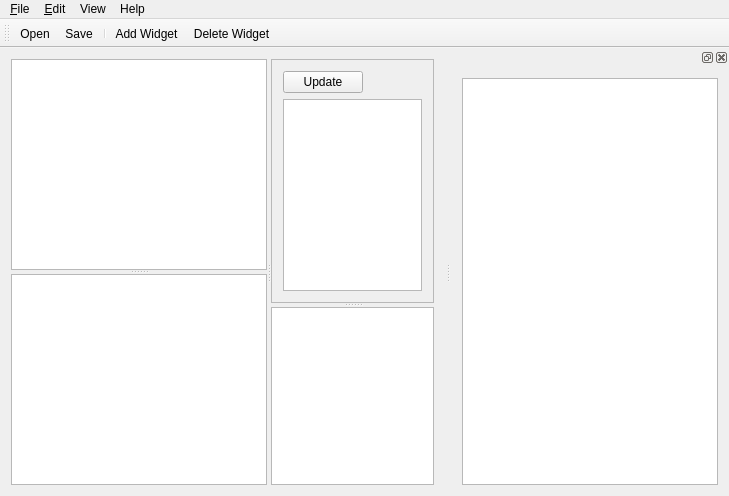
Qt form src/ui/mainwindow.ui (technic/e2designer) before a commit.
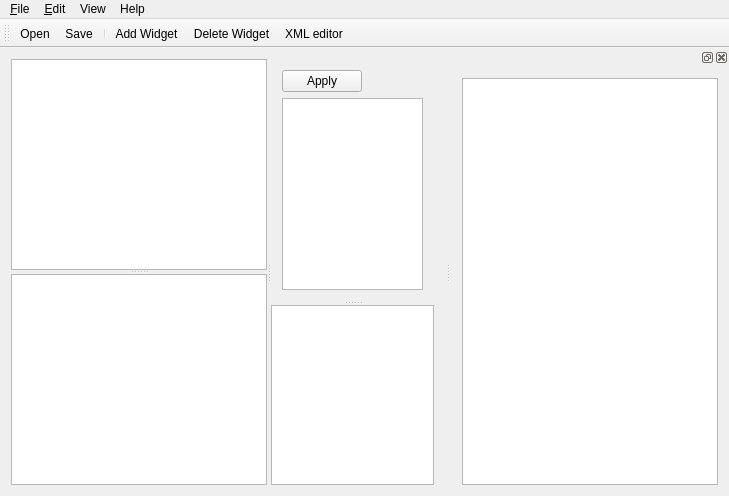
The same form after that commit. Icons and pictures are not drawn. Custom widgets are drawn as their Qt base class.

Commit message: Add tool button to show editor

Diff of the .ui file:
```diff
--- a/src/ui/mainwindow.ui
+++ b/src/ui/mainwindow.ui
@@ -72,7 +72,7 @@
        <property name="sizePolicy">
         <sizepolicy hsizetype="Preferred" vsizetype="Expanding">
          <horstretch>3</horstretch>
-         <verstretch>0</verstretch>
+         <verstretch>1</verstretch>
         </sizepolicy>
        </property>
        <property name="orientation">
@@ -80,20 +80,40 @@
        </property>
        <widget class="QFrame" name="frame">
         <property name="sizePolicy">
-         <sizepolicy hsizetype="Preferred" vsizetype="Preferred">
+         <sizepolicy hsizetype="Preferred" vsizetype="Expanding">
           <horstretch>3</horstretch>
           <verstretch>0</verstretch>
          </sizepolicy>
         </property>
-        <property name="frameShape">
-         <enum>QFrame::StyledPanel</enum>
-        </property>
-        <property name="frameShadow">
-         <enum>QFrame::Raised</enum>
+        <property name="minimumSize">
+         <size>
+          <width>0</width>
+          <height>0</height>
+         </size>
         </property>
         <layout class="QFormLayout" name="formLayout">
+         <item row="0" column="0">
+          <widget class="QPushButton" name="refreshButton">
+           <property name="text">
+            <string>Apply</string>
+           </property>
+          </widget>
+         </item>
          <item row="2" column="0" colspan="2">
-          <widget class="CodeEditor" name="textEdit"/>
+          <widget class="CodeEditor" name="textEdit">
+           <property name="sizePolicy">
+            <sizepolicy hsizetype="Expanding" vsizetype="Expanding">
+             <horstretch>0</horstretch>
+             <verstretch>1</verstretch>
+            </sizepolicy>
+           </property>
+           <property name="minimumSize">
+            <size>
+             <width>0</width>
+             <height>0</height>
+            </size>
+           </property>
+          </widget>
          </item>
          <item row="0" column="1">
           <widget class="QLabel" name="statusLabel">
@@ -102,13 +122,6 @@
            </property>
           </widget>
          </item>
-         <item row="0" column="0">
-          <widget class="QPushButton" name="refreshButton">
-           <property name="text">
-            <string>Update</string>
-           </property>
-          </widget>
-         </item>
         </layout>
        </widget>
        <widget class="SceneView" name="graphicsView">
@@ -194,6 +207,7 @@
    <addaction name="separator"/>
    <addaction name="actionAddWidget"/>
    <addaction name="actionDeleteWidget"/>
+   <addaction name="actionXmlEditor"/>
   </widget>
   <widget class="QDockWidget" name="dockWidget">
    <attribute name="dockWidgetArea">
@@ -373,6 +387,20 @@
     <string>Edit Video Outputs</string>
    </property>
   </action>
+  <action name="actionXmlEditor">
+   <property name="checkable">
+    <bool>true</bool>
+   </property>
+   <property name="text">
+    <string>XML &amp;editor</string>
+   </property>
+   <property name="toolTip">
+    <string>Show XML editor</string>
+   </property>
+   <property name="shortcut">
+    <string>Ctrl+E</string>
+   </property>
+  </action>
  </widget>
  <layoutdefault spacing="6" margin="11"/>
  <customwidgets>
```
Left out of the diff: 1 changed line with no effect on the pictures. The commit also changes 2 other files.
